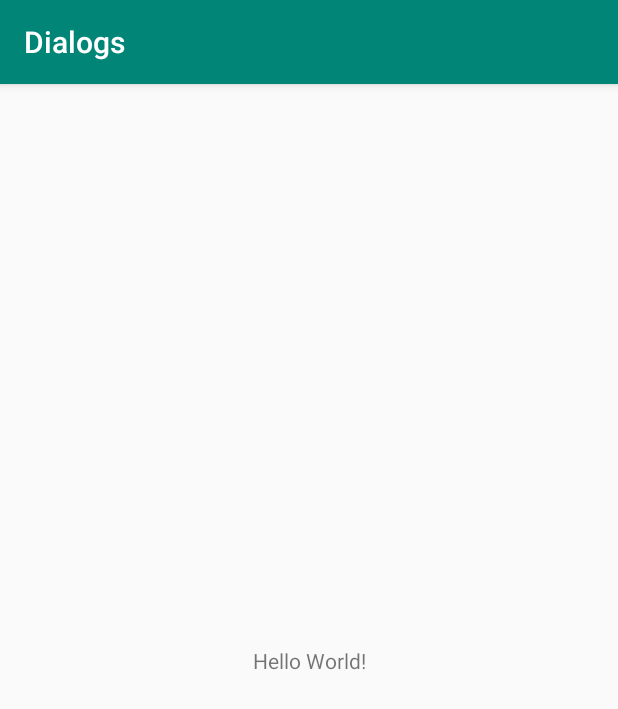
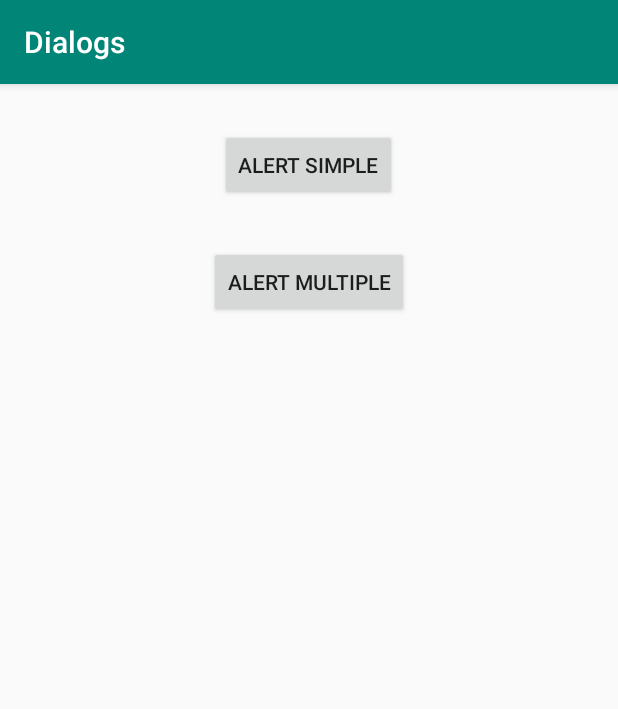
Before and after one commit to reginaldobarreto/Dialogs, an Android app: the screen it shows after launch (MainActivity), on a phone screen of 412 x 824 dp. Shown: the top 709 px of the screen. Run offline under Robolectric (Android 15) with nearby library versions, the phone set to English and light mode, and no system bars; our stand-ins replace ButterKnife.

Commit message:
adicionado alert simples

```diff
--- a/app/src/main/java/br/com/barrsoft/dialogs/MainActivity.java
+++ b/app/src/main/java/br/com/barrsoft/dialogs/MainActivity.java
@@ -1,14 +1,65 @@
 package br.com.barrsoft.dialogs;
 
+import androidx.appcompat.app.AlertDialog;
 import androidx.appcompat.app.AppCompatActivity;
 
+import android.content.DialogInterface;
 import android.os.Bundle;
+import android.view.View;
+import android.widget.Button;
+import android.widget.Toast;
+
+import butterknife.BindView;
+import butterknife.ButterKnife;
+import butterknife.OnClick;
 
 public class MainActivity extends AppCompatActivity {
+
+
+    @BindView(R.id.button)
+    Button button;
+    AlertDialog alertDialog;
 
     @Override
     protected void onCreate(Bundle savedInstanceState) {
         super.onCreate(savedInstanceState);
         setContentView(R.layout.activity_main);
+
+
+        ButterKnife.bind(this);
+
+
+        AlertDialog.Builder builder = new AlertDialog.Builder(this);
+
+        builder.setTitle(getString(R.string.alert_title));
+        builder.setIcon(R.drawable.ic_stat_alert);
+        builder.setMessage(getString(R.string.alert_msg));
+        builder.setPositiveButton(getString(R.string.alert_button_ok), new DialogInterface.OnClickListener() {
+            @Override
+            public void onClick(DialogInterface dialog, int which) {
+                Toast.makeText(getApplicationContext(),R.string.alert_button_ok,Toast.LENGTH_LONG).show();
+            }
+        });
+        builder.setNegativeButton(getString(R.string.alert_button_cancel), new DialogInterface.OnClickListener() {
+            @Override
+            public void onClick(DialogInterface dialog, int which) {
+                Toast.makeText(getApplicationContext(),R.string.alert_button_cancel,Toast.LENGTH_LONG).show();
+            }
+        });
+        alertDialog = builder.create();
+
+
+    }
+
+    @OnClick(R.id.button)
+    public void submit(View view) {
+        // TODO submit data to server...
+        alertDialog.show();
+    }
+
+    @OnClick(R.id.button)
+    public void submit1(View view) {
+        // TODO submit data to server...
+        alertDialog.show();
     }
 }
--- /dev/null
+++ b/app/src/main/res/drawable-anydpi-v24/ic_stat_alert.xml
@@ -0,0 +1,13 @@
+<vector xmlns:android="http://schemas.android.com/apk/res/android"
+    android:width="24dp"
+    android:height="24dp"
+    android:viewportWidth="26.086956"
+    android:viewportHeight="26.086956"
+    android:tint="#FFFFFF">
+  <group android:translateX="1.0434783"
+      android:translateY="1.0434783">
+      <path
+          android:fillColor="#FF000000"
+          android:pathData="M11,15h2v2h-2zM11,7h2v6h-2zM11.99,2C6.47,2 2,6.48 2,12s4.47,10 9.99,10C17.52,22 22,17.52 22,12S17.52,2 11.99,2zM12,20c-4.42,0 -8,-3.58 -8,-8s3.58,-8 8,-8 8,3.58 8,8 -3.58,8 -8,8z"/>
+  </group>
+</vector>
--- a/app/src/main/res/layout/activity_main.xml
+++ b/app/src/main/res/layout/activity_main.xml
@@ -1,18 +1,27 @@
 <?xml version="1.0" encoding="utf-8"?>
-<androidx.constraintlayout.widget.ConstraintLayout xmlns:android="http://schemas.android.com/apk/res/android"
+<androidx.appcompat.widget.LinearLayoutCompat xmlns:android="http://schemas.android.com/apk/res/android"
     xmlns:app="http://schemas.android.com/apk/res-auto"
     xmlns:tools="http://schemas.android.com/tools"
     android:layout_width="match_parent"
     android:layout_height="match_parent"
+    android:orientation="vertical"
     tools:context=".MainActivity">
 
-    <TextView
+    <Button
+        android:id="@+id/button"
         android:layout_width="wrap_content"
         android:layout_height="wrap_content"
-        android:text="Hello World!"
-        app:layout_constraintBottom_toBottomOf="parent"
-        app:layout_constraintLeft_toLeftOf="parent"
-        app:layout_constraintRight_toRightOf="parent"
-        app:layout_constraintTop_toTopOf="parent" />
+        android:text="@string/alert_simple"
+        android:layout_gravity="center"
+        android:layout_marginTop="30dp"/>
 
-</androidx.constraintlayout.widget.ConstraintLayout>
+
+    <Button
+        android:id="@+id/button"
+        android:layout_width="wrap_content"
+        android:layout_height="wrap_content"
+        android:text="@string/alert_multiple"
+        android:layout_gravity="center"
+        android:layout_marginTop="30dp"/>
+
+</androidx.appcompat.widget.LinearLayoutCompat>
--- a/app/src/main/res/values/strings.xml
+++ b/app/src/main/res/values/strings.xml
@@ -1,3 +1,9 @@
 <resources>
     <string name="app_name">Dialogs</string>
+    <string name="alert_title">Alert Dialog Title</string>
+    <string name="alert_msg">Message: Alert Dialog Mesage</string>
+    <string name="alert_button_ok">OK</string>
+    <string name="alert_button_cancel">CANCEL</string>
+    <string name="alert_simple">ALERT SIMPLE</string>
+    <string name="alert_multiple">ALERT MULTIPLE</string>
 </resources>
```
Also changed, not shown: app/src/main/res/drawable-hdpi/ic_stat_alert.png (added), app/src/main/res/drawable-mdpi/ic_stat_alert.png (added), app/src/main/res/drawable-xhdpi/ic_stat_alert.png (added), app/src/main/res/drawable-xxhdpi/ic_stat_alert.png (added).
